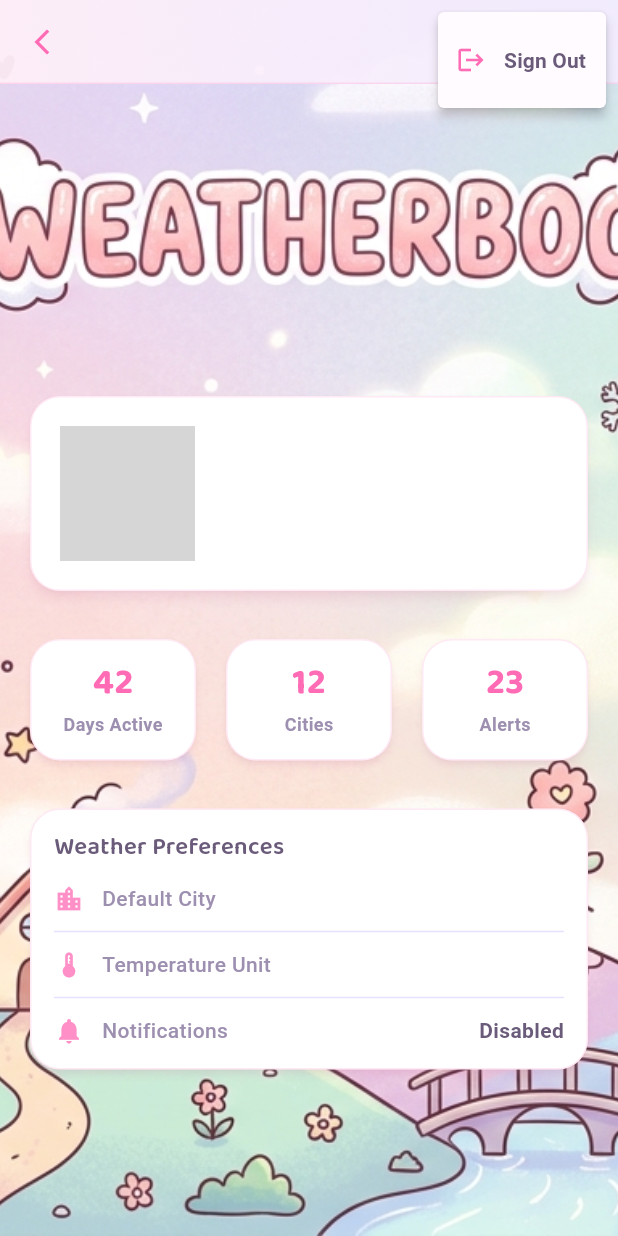
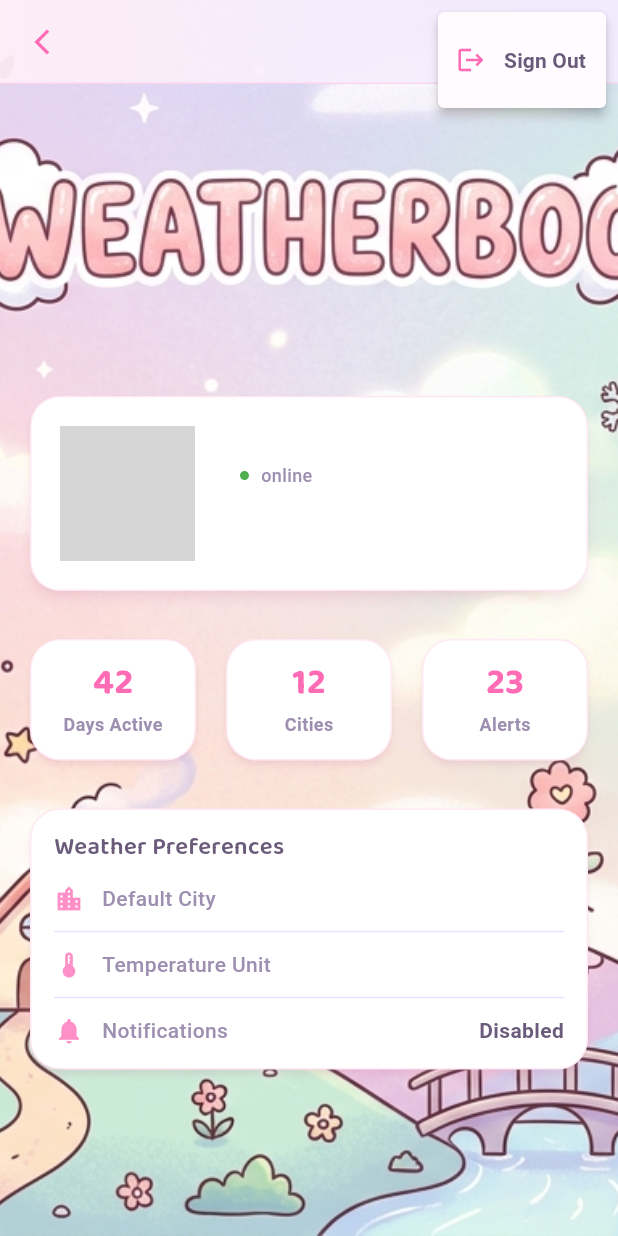
Before and after one commit to exianninskie/weatherboo, a Flutter app: the ProfileScreen screen opened by its route, after a tap on the "more vert" icon, on a phone screen of 412 x 824 dp. Run offline on Flutter 3.47's test engine with Material 3 defaults, Android fonts, the phone set to English and light mode, and no system bars; our stand-ins replace google_fonts, image_picker, supabase_flutter; accounts and stored records are empty; network calls fail; grey boxes are pictures that could not be loaded.

Commit message:
Add real-time online status tracking with dynamic status display

```diff
--- a/lib/providers/user_provider.dart
+++ b/lib/providers/user_provider.dart
@@ -149,6 +149,7 @@ class UserProvider with ChangeNotifier {
             'default_city': 'New York',
             'temperature_unit': 'Celsius',
             'notifications_enabled': true,
+            'last_online': DateTime.now().toIso8601String(),
           });
           if (success) {
             final newProfile = await _supabaseService.getUserProfile(_userId!);
@@ -234,4 +235,62 @@ class UserProvider with ChangeNotifier {
       _setLoading(false);
     }
   }
+
+  // Update last online timestamp
+  Future<void> updateLastOnline() async {
+    if (_userId == null) return;
+
+    try {
+      await _supabaseService.updateUserProfile(_userId!, {
+        'last_online': DateTime.now().toIso8601String(),
+      });
+      if (_userProfile != null) {
+        _userProfile = {..._userProfile!, 'last_online': DateTime.now().toIso8601String()};
+        notifyListeners();
+      }
+    } catch (e) {
+      // Silently fail for online status updates
+    }
+  }
+
+  // Get online status text based on last_online timestamp
+  String getOnlineStatus() {
+    final lastOnline = _userProfile?['last_online'];
+    if (lastOnline == null) return 'online';
+
+    try {
+      final lastOnlineTime = DateTime.parse(lastOnline);
+      final now = DateTime.now();
+      final difference = now.difference(lastOnlineTime);
+
+      if (difference.inMinutes < 5) {
+        return 'online';
+      } else if (difference.inMinutes < 60) {
+        return '${difference.inMinutes}m ago';
+      } else if (difference.inHours < 24) {
+        return '${difference.inHours}h ago';
+      } else if (difference.inDays < 7) {
+        return '${difference.inDays}d ago';
+      } else {
+        return 'last online recently';
+      }
+    } catch (e) {
+      return 'online';
+    }
+  }
+
+  // Check if user is currently online (within 5 minutes)
+  bool get isOnline {
+    final lastOnline = _userProfile?['last_online'];
+    if (lastOnline == null) return true;
+
+    try {
+      final lastOnlineTime = DateTime.parse(lastOnline);
+      final now = DateTime.now();
+      final difference = now.difference(lastOnlineTime);
+      return difference.inMinutes < 5;
+    } catch (e) {
+      return true;
+    }
+  }
 }
--- a/lib/screens/profile_screen.dart
+++ b/lib/screens/profile_screen.dart
@@ -19,6 +19,18 @@ class _ProfileScreenState extends State<ProfileScreen> {
     super.initState();
     WidgetsBinding.instance.addPostFrameCallback((_) {
       _initializeProfile();
+    });
+    _updateOnlineStatus();
+  }
+
+  void _updateOnlineStatus() {
+    final userProvider = Provider.of<UserProvider>(context, listen: false);
+    userProvider.updateLastOnline();
+    // Update every 5 minutes
+    Future.delayed(const Duration(minutes: 5), () {
+      if (mounted) {
+        _updateOnlineStatus();
+      }
     });
   }
 
@@ -129,11 +141,33 @@ class _ProfileScreenState extends State<ProfileScreen> {
                             child: Column(
                               crossAxisAlignment: CrossAxisAlignment.start,
                               children: [
-                                Text(
-                                  displayName,
-                                  style: AppTypography.headline(20),
-                                  overflow: TextOverflow.ellipsis,
-                                  maxLines: 1,
+                                Row(
+                                  children: [
+                                    Text(
+                                      displayName,
+                                      style: AppTypography.headline(20),
+                                      overflow: TextOverflow.ellipsis,
+                                      maxLines: 1,
+                                    ),
+                                    const SizedBox(width: 8),
+                                    Container(
+                                      width: 10,
+                                      height: 10,
+                                      decoration: BoxDecoration(
+                                        color: userProvider.isOnline ? Colors.green : Colors.grey,
+                                        shape: BoxShape.circle,
+                                        border: Border.all(
+                                          color: Colors.white,
+                                          width: 2,
+                                        ),
+                                      ),
+                                    ),
+                                    const SizedBox(width: 6),
+                                    Text(
+                                      userProvider.getOnlineStatus(),
+                                      style: AppTypography.body(12, color: AppColors.textMuted),
+                                    ),
+                                  ],
                                 ),
                                 const SizedBox(height: 4),
                                 Text(
```
